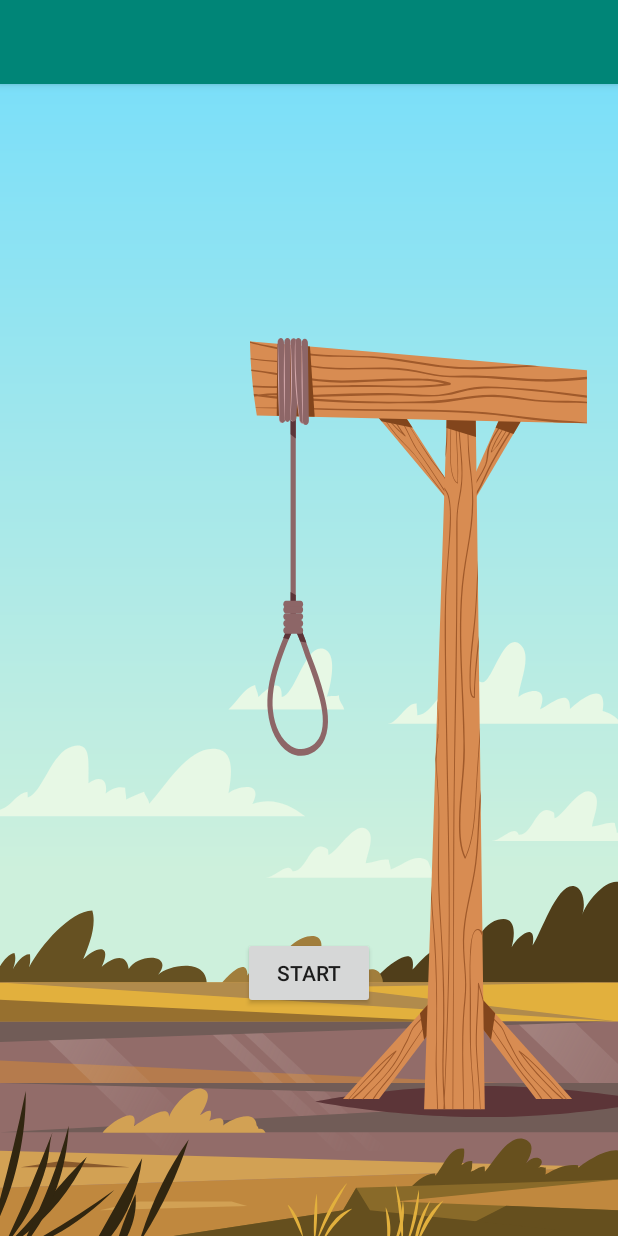
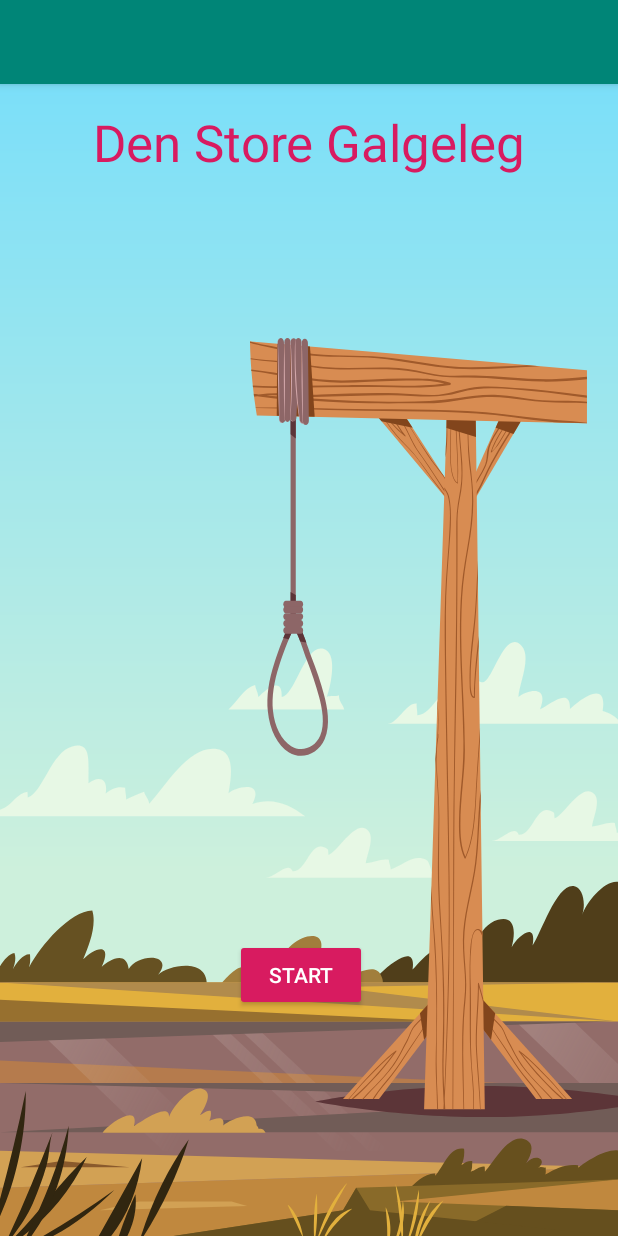
Before and after one commit to Tmattsson0/Galgeleg, an Android app: the screen it shows after launch (VelkomstActivity), on a phone screen of 412 x 824 dp. Run offline under Robolectric (Android 15) with nearby library versions, the phone set to English and light mode, and no system bars.

Commit message:
Added second activity and app title.

```diff
--- a/app/src/main/AndroidManifest.xml
+++ b/app/src/main/AndroidManifest.xml
@@ -16,6 +16,7 @@
                 <category android:name="android.intent.category.LAUNCHER" />
             </intent-filter>
         </activity>
+        <activity android:name=".SpilActivity"></activity>
     </application>
 
 </manifest>
--- a/app/src/main/java/com/example/thomasmattsson/galgeleg/VelkomstActivity.java
+++ b/app/src/main/java/com/example/thomasmattsson/galgeleg/VelkomstActivity.java
@@ -1,14 +1,34 @@
 package com.example.thomasmattsson.galgeleg;
 
+import android.app.Activity;
+import android.content.Intent;
 import android.support.v7.app.AppCompatActivity;
 import android.os.Bundle;
+import android.view.View;
+import android.widget.Button;
 
 //Hej
-public class VelkomstActivity extends AppCompatActivity {
+public class VelkomstActivity extends AppCompatActivity implements View.OnClickListener {
+
+    Button button1;
 
     @Override
     protected void onCreate(Bundle savedInstanceState) {
         super.onCreate(savedInstanceState);
         setContentView(R.layout.activity_velkomst);
+
+        //FindView
+        button1 = (Button) findViewById(R.id.button);
+
+        //OnClick
+        button1.setOnClickListener(this);
+    }
+
+    @Override
+    public void onClick(View v) {
+        if (v == button1) {
+            Intent i = new Intent(this, SpilActivity.class);
+            startActivity(i);
+        }
     }
 }
--- a/app/src/main/res/layout/activity_velkomst.xml
+++ b/app/src/main/res/layout/activity_velkomst.xml
@@ -9,12 +9,26 @@
 
     <Button
         android:id="@+id/button"
+        style="@style/Widget.AppCompat.Button.Colored"
         android:layout_width="wrap_content"
         android:layout_height="wrap_content"
-        android:layout_marginBottom="151dp"
+        android:layout_marginEnd="11dp"
+        android:layout_marginBottom="150dp"
         android:text="Start"
         app:layout_constraintBottom_toBottomOf="parent"
         app:layout_constraintEnd_toEndOf="parent"
         app:layout_constraintStart_toStartOf="parent" />
 
+    <TextView
+        android:id="@+id/textView2"
+        android:layout_width="wrap_content"
+        android:layout_height="wrap_content"
+        android:layout_marginTop="16dp"
+        android:text="Den Store Galgeleg"
+        android:textAppearance="@android:style/TextAppearance.Material.Display1"
+        android:textColor="@color/colorAccent"
+        app:layout_constraintEnd_toEndOf="parent"
+        app:layout_constraintStart_toStartOf="parent"
+        app:layout_constraintTop_toTopOf="parent" />
+
 </android.support.constraint.ConstraintLayout>
--- a/app/src/main/res/values/colors.xml
+++ b/app/src/main/res/values/colors.xml
@@ -2,5 +2,5 @@
 <resources>
     <color name="colorPrimary">#008577</color>
     <color name="colorPrimaryDark">#00574B</color>
-    <color name="colorAccent">#D81B60</color>
+    <color name="colorAccent">#d81b60</color>
 </resources>
```
Also changed, not shown: app/src/main/java/com/example/thomasmattsson/galgeleg/SpilActivity.java (added, +13 -0 lines), app/src/main/res/layout/activity_spil.xml (added, +18 -0 lines).
